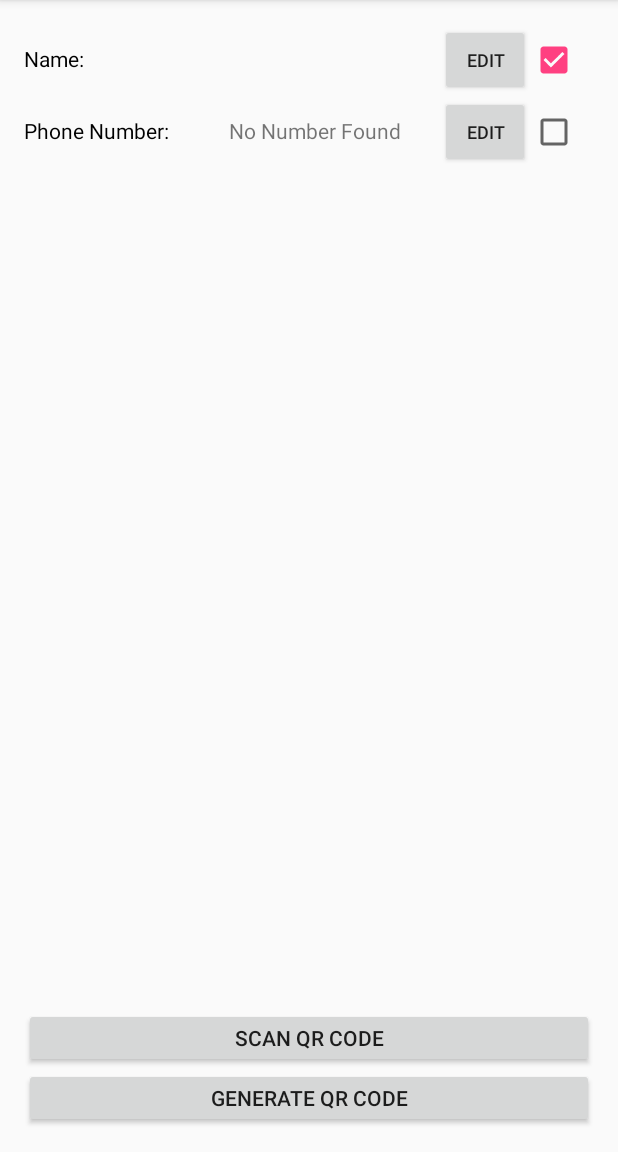
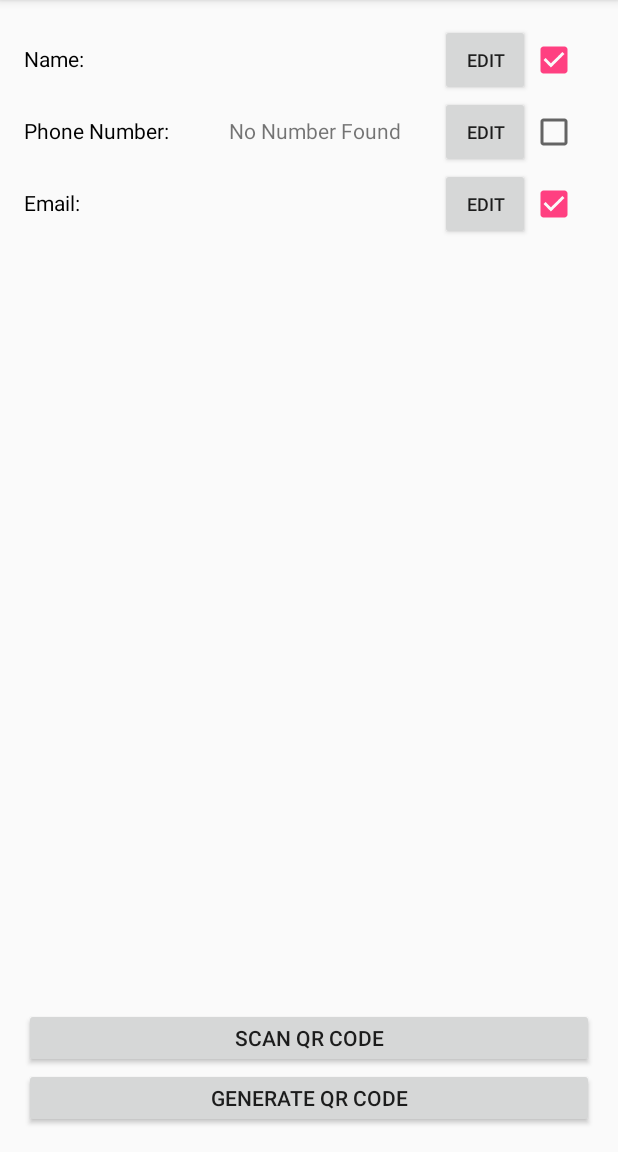
Before and after one commit to eugene-galkine/ContactConnect0, an Android app: the MainActivity screen opened directly, with no data from a screen before it, on a phone screen of 412 x 824 dp, the part 84-1236 px from its top. Run offline under Robolectric (Android 15) with nearby library versions, the phone set to English and light mode, and no system bars; libraries missing offline, so code that uses them is left out: com.journeyapps.barcodescanner; 1 statement that could not run was skipped.

Commit message:
added email contact method

```diff
--- a/app/src/main/java/com/eg/contactconnect0/Client.java
+++ b/app/src/main/java/com/eg/contactconnect0/Client.java
@@ -113,6 +113,11 @@ public class Client
         sendMessage("REQUEST_DATA");
     }
 
+    public String getUser()
+    {
+        return UserName;
+    }
+
     private class clientListenThread extends Thread
     {
         @Override
--- /dev/null
+++ b/app/src/main/java/com/eg/contactconnect0/EmailConnection.java
@@ -0,0 +1,37 @@
+package com.eg.contactconnect0;
+
+import android.preference.PreferenceManager;
+import android.text.InputType;
+import android.widget.CheckBox;
+import android.widget.TextView;
+
+/**
+ * Created by Eugene Galkine on 1/14/2017.
+ */
+
+public class EmailConnection extends IContact
+{
+    public EmailConnection(TextView dataField, CheckBox box, MainActivity ma)
+    {
+        super(dataField, box, ma);
+
+        dataField.setText(Client.instance.getUser());
+        inputType = InputType.TYPE_TEXT_VARIATION_EMAIL_ADDRESS;
+
+        boolean checked = PreferenceManager.getDefaultSharedPreferences(main)
+                .getBoolean("emailCheckBox", true);
+        checkBox.setChecked(checked);
+    }
+
+    @Override
+    void dataWasChanged(String t)
+    {
+        Client.instance.contactInfo("Email", t);
+    }
+
+    @Override
+    public String getQRData()
+    {
+        return checkBox.isChecked() ? "Email:"+dataTextView.getText().toString() : "";
+    }
+}
--- a/app/src/main/java/com/eg/contactconnect0/InputContact.java
+++ b/app/src/main/java/com/eg/contactconnect0/InputContact.java
@@ -15,7 +15,7 @@ import java.util.ArrayList;
 
 public class InputContact
 {
-    String name, phone;
+    String name, phone, email;
 
     public InputContact()
     {
@@ -30,6 +30,9 @@ public class InputContact
         } else if (type.equals("Phone"))
         {
             phone = data;
+        } else if (type.equals("Email"))
+        {
+            email = data;
         }
     }
 
@@ -41,7 +44,8 @@ public class InputContact
 
         contactIntent
                 .putExtra(ContactsContract.Intents.Insert.NAME, name)
-                .putExtra(ContactsContract.Intents.Insert.PHONE, phone);
+                .putExtra(ContactsContract.Intents.Insert.PHONE, phone)
+                .putExtra(ContactsContract.Intents.Insert.EMAIL, email);
 
         context.startActivityForResult(contactIntent, 1);
     }
--- a/app/src/main/java/com/eg/contactconnect0/MainActivity.java
+++ b/app/src/main/java/com/eg/contactconnect0/MainActivity.java
@@ -33,6 +33,7 @@ public class MainActivity extends AppCompatActivity
 
     private PhoneConnection phoneConnection;
     private NameConnection nameConnection;
+    private EmailConnection emailConnection;
     private ViewFlipper viewFlipper;
 
     @Override
@@ -53,6 +54,10 @@ public class MainActivity extends AppCompatActivity
                 (TextView)findViewById(R.id.nameTextView),
                 (CheckBox)findViewById(R.id.nameCheckBox),
                 this);
+        emailConnection = new EmailConnection(
+                (TextView)findViewById(R.id.emailTextView),
+                (CheckBox)findViewById(R.id.emailCheckBox),
+                this);
 
         Client.instance.setMainActivity(this);
     }
@@ -67,6 +72,11 @@ public class MainActivity extends AppCompatActivity
         nameConnection.editData(this);
     }
 
+    public void emailEditButton(View view)
+    {
+        emailConnection.editData(this);
+    }
+
     public void nameCheckButton(View view)
     {
         nameConnection.checkBoxClick("nameCheckBox");
@@ -75,6 +85,11 @@ public class MainActivity extends AppCompatActivity
     public void phoneCheckButton(View view)
     {
         phoneConnection.checkBoxClick("phoneCheckBox");
+    }
+
+    public void emailCheckButton(View view)
+    {
+       emailConnection.checkBoxClick("emailCheckBox");
     }
 
     public void qrScanButton(View view)
@@ -96,7 +111,7 @@ public class MainActivity extends AppCompatActivity
         try
         {
             //TODO don't do qr code manually
-            BitMatrix bitMatrix = multiFormatWriter.encode(nameConnection.getQRData()+ ":" + phoneConnection.getQRData(), BarcodeFormat.QR_CODE,400,400);
+            BitMatrix bitMatrix = multiFormatWriter.encode(nameConnection.getQRData()+ ":" + phoneConnection.getQRData() + ":" + emailConnection.getQRData(), BarcodeFormat.QR_CODE,400,400);
             BarcodeEncoder barcodeEncoder = new BarcodeEncoder();
             Bitmap bitmap = barcodeEncoder.createBitmap(bitMatrix);
             ((ImageView) findViewById(R.id.qrimage)).setImageBitmap(bitmap);
@@ -174,6 +189,8 @@ public class MainActivity extends AppCompatActivity
                     nameConnection.setData(data);
                 else if (type.equals("Phone"))
                     phoneConnection.setData(data);
+                else if (type.equals("Email"))
+                    emailConnection.setData(data);
             } while (buffer.contains(":"));
         } catch (Exception e)
         {
--- a/app/src/main/res/layout/activity_main.xml
+++ b/app/src/main/res/layout/activity_main.xml
@@ -114,6 +114,48 @@
 
                 </TableRow>
 
+                <TableRow
+                    android:layout_width="match_parent"
+                    android:layout_height="match_parent"
+                    android:weightSum="1"
+                    >
+
+                    <TextView
+                        android:text="Email:"
+                        android:layout_width="wrap_content"
+                        android:layout_height="wrap_content"
+                        android:id="@+id/textView2"
+                        android:textColor="@android:color/black"
+                        android:lines="1"
+                        android:layout_weight="0.4"/>
+
+                    <TextView
+                        android:layout_width="100dp"
+                        android:layout_height="wrap_content"
+                        android:id="@+id/emailTextView"
+                        android:lines="1"
+                        android:layout_weight="0.4"/>
+
+                    <Button
+                        android:text="Edit"
+                        android:layout_width="50dp"
+                        android:layout_height="wrap_content"
+                        android:id="@+id/emailEditButton"
+                        android:layout_weight="0.1"
+                        android:textSize="12sp"
+                        android:onClick="emailEditButton"/>
+
+                    <CheckBox
+                        android:layout_width="wrap_content"
+                        android:layout_height="wrap_content"
+                        android:layout_gravity="end|center_vertical"
+                        android:id="@+id/emailCheckBox"
+                        android:onClick="emailCheckButton"
+                        android:checked="true"
+                        android:layout_weight="0.1"/>
+
+                </TableRow>
+
             </TableLayout>
 
             <Button
```
